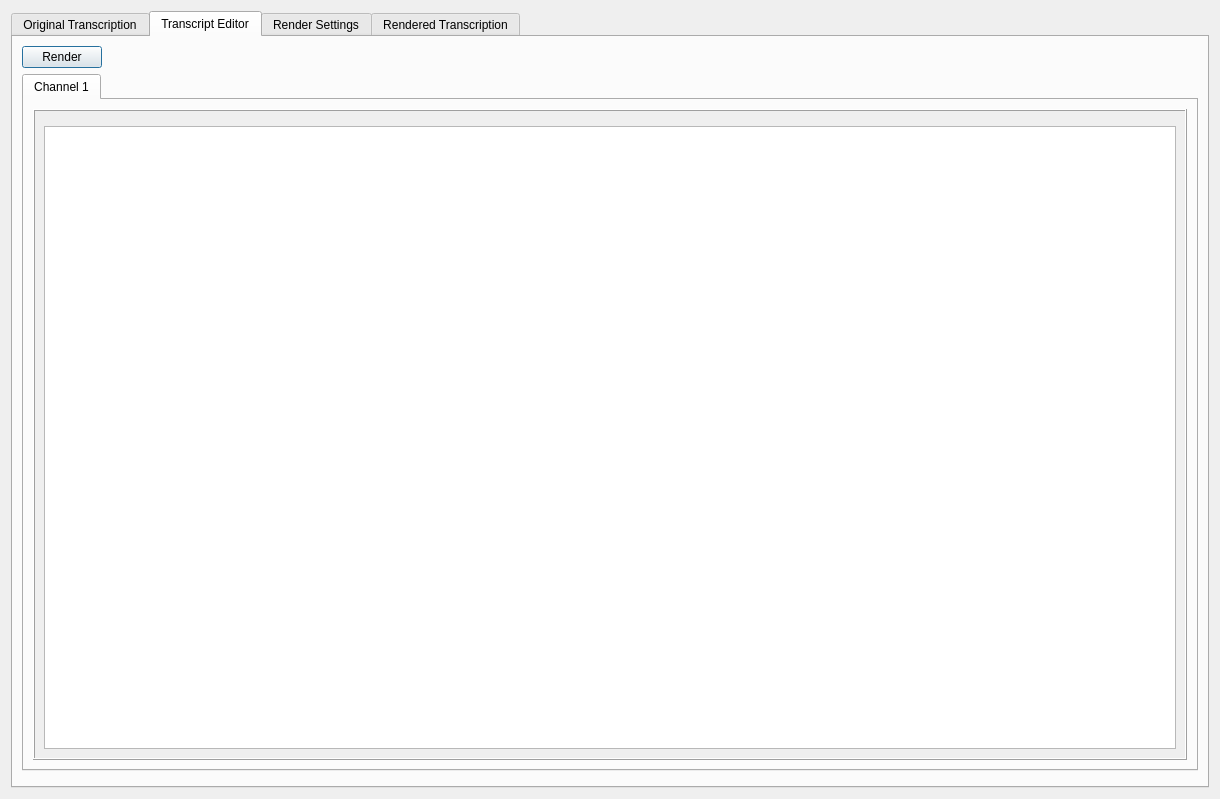
This is UserInterface/GUI.ui in ElliotCouvignou/ECE445 as Qt 5 draws it before an edit. The edited form follows.
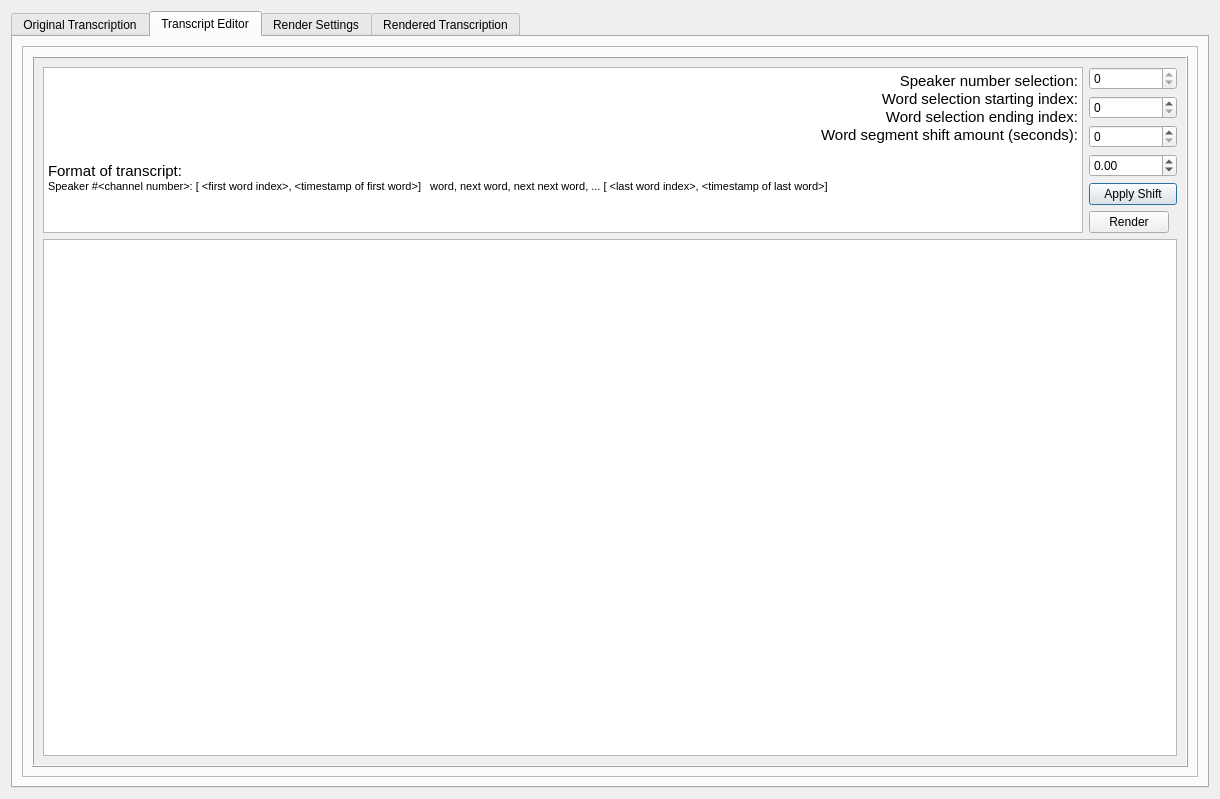
This is the edited form. The open tabs and pages were chosen to show the change.

Commit message: ui editor v2.0, 10x better than ever

```diff
--- a/UserInterface/GUI.ui
+++ b/UserInterface/GUI.ui
@@ -126,45 +126,15 @@
        <string>Transcript Editor</string>
       </attribute>
       <layout class="QGridLayout" name="gridLayout_6">
-       <item row="0" column="0">
-        <widget class="QPushButton" name="RenderButton">
-         <property name="sizePolicy">
-          <sizepolicy hsizetype="Fixed" vsizetype="Fixed">
-           <horstretch>0</horstretch>
-           <verstretch>0</verstretch>
-          </sizepolicy>
-         </property>
-         <property name="text">
-          <string>Render</string>
-         </property>
-         <property name="iconSize">
-          <size>
-           <width>18</width>
-           <height>18</height>
-          </size>
-         </property>
-        </widget>
-       </item>
-       <item row="2" column="0">
-        <widget class="QFrame" name="frame">
+       <item row="1" column="0">
+        <widget class="QFrame" name="frame_2">
          <property name="frameShape">
           <enum>QFrame::StyledPanel</enum>
          </property>
          <property name="frameShadow">
           <enum>QFrame::Raised</enum>
          </property>
-        </widget>
-       </item>
-       <item row="1" column="0">
-        <widget class="QTabWidget" name="EditorChannelsTab">
-         <property name="currentIndex">
-          <number>0</number>
-         </property>
-         <widget class="QWidget" name="tab_8">
-          <attribute name="title">
-           <string>Channel 1</string>
-          </attribute>
-          <layout class="QGridLayout" name="gridLayout_12">
+         <layout class="QGridLayout" name="gridLayout_9">
            <item row="0" column="0">
             <widget class="QFrame" name="EditTransFrame">
              <property name="sizePolicy">
@@ -186,18 +156,58 @@
               <enum>QFrame::Raised</enum>
              </property>
              <layout class="QGridLayout" name="gridLayout_7">
-              <item row="1" column="0" colspan="2">
-               <widget class="QTextEdit" name="newwords_2">
+             <item row="0" column="1">
+              <widget class="QSpinBox" name="ChannelSelectBox">
+               <property name="maximum">
+                <number>0</number>
+               </property>
+              </widget>
+             </item>
+             <item row="3" column="1">
+              <widget class="QDoubleSpinBox" name="WordShiftAmount">
                 <property name="sizePolicy">
-                 <sizepolicy hsizetype="MinimumExpanding" vsizetype="MinimumExpanding">
+                <sizepolicy hsizetype="Minimum" vsizetype="Fixed">
                   <horstretch>0</horstretch>
                   <verstretch>0</verstretch>
                  </sizepolicy>
                 </property>
-               </widget>
-              </item>
-              <item row="0" column="0">
-               <widget class="QTextBrowser" name="textBrowser">
+               <property name="minimum">
+                <double>-9999999.000000000000000</double>
+               </property>
+               <property name="maximum">
+                <double>9999999.000000000000000</double>
+               </property>
+              </widget>
+             </item>
+             <item row="4" column="1">
+              <widget class="QPushButton" name="ApplyShiftButton">
+               <property name="text">
+                <string>Apply Shift</string>
+               </property>
+              </widget>
+             </item>
+             <item row="1" column="1">
+              <widget class="QSpinBox" name="WordSelectStart">
+               <property name="sizePolicy">
+                <sizepolicy hsizetype="Minimum" vsizetype="Fixed">
+                 <horstretch>0</horstretch>
+                 <verstretch>0</verstretch>
+                </sizepolicy>
+               </property>
+              </widget>
+             </item>
+             <item row="2" column="1">
+              <widget class="QSpinBox" name="WordSelectEnd">
+               <property name="sizePolicy">
+                <sizepolicy hsizetype="Minimum" vsizetype="Fixed">
+                 <horstretch>0</horstretch>
+                 <verstretch>0</verstretch>
+                </sizepolicy>
+               </property>
+              </widget>
+             </item>
+             <item row="6" column="0" colspan="2">
+              <widget class="QTextBrowser" name="TranscriptWordBox">
                 <property name="sizePolicy">
                  <sizepolicy hsizetype="Expanding" vsizetype="Ignored">
                   <horstretch>0</horstretch>
@@ -212,11 +222,58 @@
                 </property>
                </widget>
               </item>
-             </layout>
-            </widget>
-           </item>
-          </layout>
-         </widget>
+             <item row="5" column="1">
+              <widget class="QPushButton" name="RenderButton">
+               <property name="sizePolicy">
+                <sizepolicy hsizetype="Fixed" vsizetype="Fixed">
+                 <horstretch>0</horstretch>
+                 <verstretch>0</verstretch>
+                </sizepolicy>
+               </property>
+               <property name="maximumSize">
+                <size>
+                 <width>16777215</width>
+                 <height>16777215</height>
+                </size>
+               </property>
+               <property name="text">
+                <string>Render</string>
+               </property>
+               <property name="iconSize">
+                <size>
+                 <width>18</width>
+                 <height>18</height>
+                </size>
+               </property>
+              </widget>
+             </item>
+             <item row="0" column="0" rowspan="6">
+              <widget class="QTextBrowser" name="DescriptionBox">
+               <property name="sizePolicy">
+                <sizepolicy hsizetype="Minimum" vsizetype="Maximum">
+                 <horstretch>0</horstretch>
+                 <verstretch>0</verstretch>
+                </sizepolicy>
+               </property>
+               <property name="html">
+                <string>&lt;!DOCTYPE HTML PUBLIC &quot;-//W3C//DTD HTML 4.0//EN&quot; &quot;http://www.w3.org/TR/REC-html40/strict.dtd&quot;&gt;
+&lt;html&gt;&lt;head&gt;&lt;meta name=&quot;qrichtext&quot; content=&quot;1&quot; /&gt;&lt;style type=&quot;text/css&quot;&gt;
+p, li { white-space: pre-wrap; }
+&lt;/style&gt;&lt;/head&gt;&lt;body style=&quot; font-family:'MS Shell Dlg 2'; font-size:8pt; font-weight:400; font-style:normal;&quot;&gt;
+&lt;p align=&quot;right&quot; style=&quot; margin-top:0px; margin-bottom:0px; margin-left:0px; margin-right:0px; -qt-block-indent:0; text-indent:0px;&quot;&gt;&lt;span style=&quot; font-size:11pt;&quot;&gt;Speaker number selection:&lt;/span&gt;&lt;/p&gt;
+&lt;p align=&quot;right&quot; style=&quot; margin-top:0px; margin-bottom:0px; margin-left:0px; margin-right:0px; -qt-block-indent:0; text-indent:0px;&quot;&gt;&lt;span style=&quot; font-size:11pt;&quot;&gt;Word selection starting index:&lt;/span&gt;&lt;/p&gt;
+&lt;p align=&quot;right&quot; style=&quot; margin-top:0px; margin-bottom:0px; margin-left:0px; margin-right:0px; -qt-block-indent:0; text-indent:0px;&quot;&gt;&lt;span style=&quot; font-size:11pt;&quot;&gt;Word selection ending index:&lt;/span&gt;&lt;/p&gt;
+&lt;p align=&quot;right&quot; style=&quot; margin-top:0px; margin-bottom:0px; margin-left:0px; margin-right:0px; -qt-block-indent:0; text-indent:0px;&quot;&gt;&lt;span style=&quot; font-size:11pt;&quot;&gt;Word segment shift amount (seconds):&lt;/span&gt;&lt;/p&gt;
+&lt;p style=&quot;-qt-paragraph-type:empty; margin-top:0px; margin-bottom:0px; margin-left:0px; margin-right:0px; -qt-block-indent:0; text-indent:0px; font-size:11pt;&quot;&gt;&lt;br /&gt;&lt;/p&gt;
+&lt;p style=&quot; margin-top:0px; margin-bottom:0px; margin-left:0px; margin-right:0px; -qt-block-indent:0; text-indent:0px;&quot;&gt;&lt;span style=&quot; font-size:11pt;&quot;&gt;Format of transcript:&lt;/span&gt;&lt;/p&gt;
+&lt;p style=&quot; margin-top:0px; margin-bottom:0px; margin-left:0px; margin-right:0px; -qt-block-indent:0; text-indent:0px;&quot;&gt;Speaker #&amp;lt;channel number&amp;gt;: [ &amp;lt;first word index&amp;gt;, &amp;lt;timestamp of first word&amp;gt;]   word, next word, next next word, ... [ &amp;lt;last word index&amp;gt;, &amp;lt;timestamp of last word&amp;gt;]&lt;/p&gt;&lt;/body&gt;&lt;/html&gt;</string>
+               </property>
+              </widget>
+             </item>
+            </layout>
+           </widget>
+          </item>
+         </layout>
         </widget>
        </item>
       </layout>
@@ -225,6 +282,8 @@
       <attribute name="title">
        <string>Render Settings</string>
       </attribute>
+      <layout class="QGridLayout" name="gridLayout_12">
+       <item row="0" column="0">
       <widget class="QFrame" name="RenderSettingsFrame">
        <property name="geometry">
         <rect>
@@ -388,6 +447,8 @@
         </widget>
        </widget>
       </widget>
+       </item>
+      </layout>
      </widget>
      <widget class="QWidget" name="tab2">
       <attribute name="title">
```
Left out of the diff: 8 changed lines with no effect on the pictures. Lines whose indentation alone changed are shown as unchanged. The commit also changes 10 other files.
